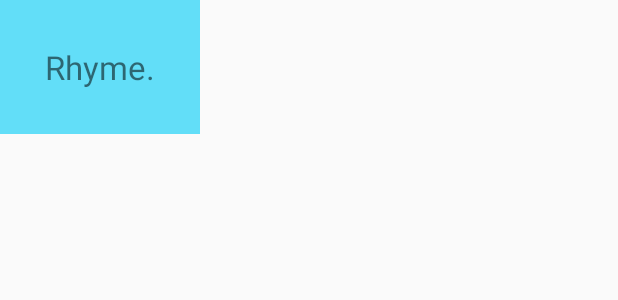
After one commit to AlexLapena/Rap-Homie, an Android app: the layout popup_window.xml on its own in the app's theme, with its tools: preview values and no code run, on a phone screen of 412 x 824 dp. The commit adds this screen. Shown: the top 300 px of the screen. Run offline under Robolectric (Android 15) with nearby library versions, the phone set to English and light mode, and no system bars.

Commit message:
Add popup window

```diff
--- /dev/null
+++ b/app/src/main/res/layout/popup_window.xml
@@ -0,0 +1,16 @@
+<?xml version="1.0" encoding="utf-8"?>
+<RelativeLayout
+    xmlns:android="http://schemas.android.com/apk/res/android"
+    android:layout_width="wrap_content"
+    android:layout_height="wrap_content"
+    android:background="#62def8">
+
+    <TextView
+        android:layout_width="wrap_content"
+        android:layout_height="wrap_content"
+        android:layout_centerInParent="true"
+        android:layout_margin="30dp"
+        android:textSize="22sp"
+        android:text="Rhyme."/>
+
+</RelativeLayout>
--- a/build.gradle
+++ b/build.gradle
@@ -7,7 +7,7 @@
         jcenter()
     }
     dependencies {
-        classpath 'com.android.tools.build:gradle:3.3.0'
+        classpath 'com.android.tools.build:gradle:3.3.2'
 
 
         // NOTE: Do not place your application dependencies here; they belong
```
Also changed, not shown: app/src/main/java/com/example/alex/rap_homie/NotepadActivity.java (+41 -0 lines).
